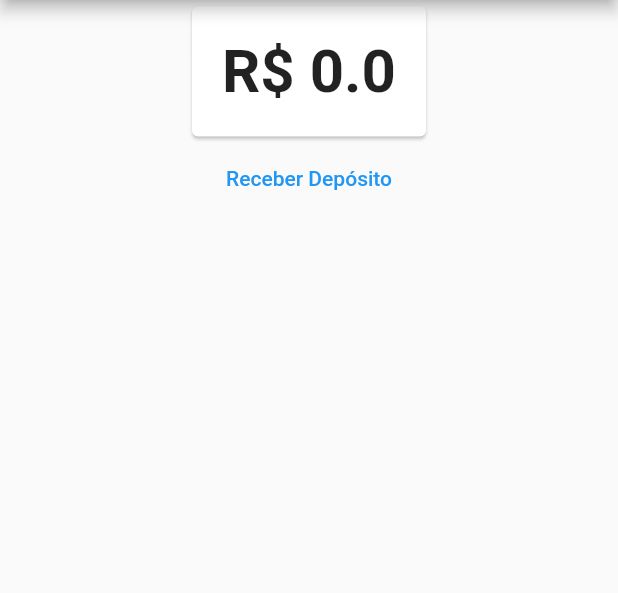
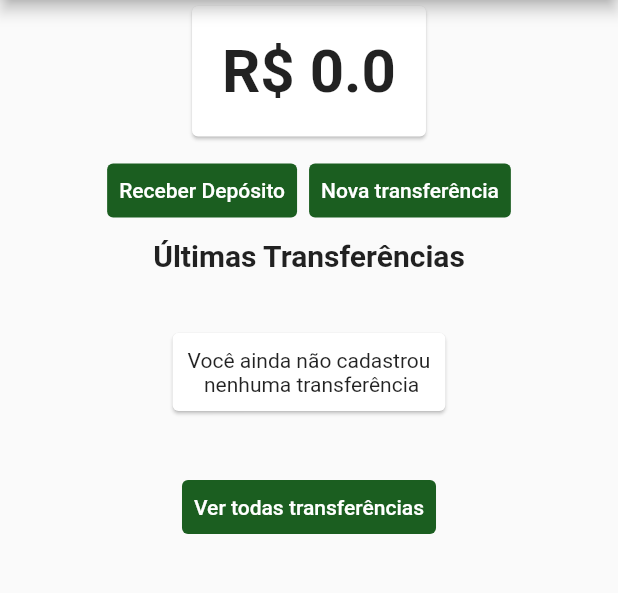
Before and after one commit to Jade-Oliveira/flutter_provider_alura, a Flutter app: the screen it shows after launch, on a phone screen of 412 x 824 dp, the part 84-677 px from its top. Run offline on Flutter 3.47's test engine with Material 2 defaults, Android fonts, the phone set to English and light mode, and no system bars.

Commit message:
App com provider finalizado

```diff
--- /dev/null
+++ b/bytebank/lib/models/transferencias.dart
@@ -0,0 +1,14 @@
+import 'package:bytebank/models/transferencia.dart';
+import 'package:flutter/material.dart';
+
+class Transferencias extends ChangeNotifier {
+  final List<Transferencia> _transferencias = [];
+
+  List<Transferencia> get transferencias => _transferencias;
+
+  adiciona(Transferencia novaTransferencia) {
+    transferencias.add(novaTransferencia);
+
+    notifyListeners();
+  }
+}
--- a/bytebank/lib/screens/dashboard/dashboard.dart
+++ b/bytebank/lib/screens/dashboard/dashboard.dart
@@ -1,5 +1,7 @@
 import 'package:bytebank/screens/dashboard/saldo.dart';
 import 'package:bytebank/screens/deposito/formulario.dart';
+import 'package:bytebank/screens/transferencia/formulario.dart';
+import 'package:bytebank/screens/transferencia/ultimas.dart';
 import 'package:flutter/material.dart';
 
 class Dashboard extends StatelessWidget {
@@ -18,8 +20,12 @@ class Dashboard extends StatelessWidget {
               child: SaldoCard(),
               alignment: Alignment.topCenter,
             ),
-            //para ter acesso ao saldo precisamos desse consumer do provider
+            ButtonBar(
+              alignment: MainAxisAlignment.center,
+              children: [
                 TextButton(
+                  style:
+                      TextButton.styleFrom(backgroundColor: Colors.green[900]),
                   onPressed: () {
                     Navigator.push(
                         context,
@@ -27,8 +33,29 @@ class Dashboard extends StatelessWidget {
                           builder: (context) => FormularioDeposito(),
                         ));
                   },
-              child: Text('Receber Depósito'),
+                  child: Text(
+                    'Receber Depósito',
+                    style: TextStyle(color: Colors.white),
+                  ),
+                ),
+                TextButton(
+                  style:
+                      TextButton.styleFrom(backgroundColor: Colors.green[900]),
+                  onPressed: () {
+                    Navigator.push(
+                        context,
+                        MaterialPageRoute(
+                          builder: (context) => FormularioTransferencia(),
+                        ));
+                  },
+                  child: Text(
+                    'Nova transferência',
+                    style: TextStyle(color: Colors.white),
+                  ),
                 )
+              ],
+            ),
+            UltimasTramsferencias()
           ],
         ));
   }
--- /dev/null
+++ b/bytebank/lib/screens/transferencia/ultimas.dart
@@ -0,0 +1,75 @@
+import 'package:bytebank/models/transferencias.dart';
+import 'package:bytebank/screens/transferencia/lista.dart';
+import 'package:flutter/material.dart';
+import 'package:provider/provider.dart';
+
+final _titulo = 'Últimas Transferências';
+
+class UltimasTramsferencias extends StatelessWidget {
+  const UltimasTramsferencias({Key? key}) : super(key: key);
+
+  @override
+  Widget build(BuildContext context) {
+    return Column(
+      children: [
+        Text(
+          _titulo,
+          style: TextStyle(fontWeight: FontWeight.bold, fontSize: 20),
+        ),
+        Consumer<Transferencias>(builder: (context, transferencias, child) {
+          //pega o array de transferências, invertendo e transformando novamente numa lista
+          final _ultimasTransferencias =
+              transferencias.transferencias.reversed.toList();
+          final _quantidade = transferencias.transferencias.length;
+          int tamanho = 2;
+
+          if (_quantidade == 0) {
+            return SemTransferenciaCadastratada();
+          }
+
+          if (_quantidade < 2) {
+            tamanho = _quantidade;
+          }
+          return ListView.builder(
+            padding: EdgeInsets.all(8),
+            itemCount: tamanho,
+            shrinkWrap: true,
+            itemBuilder: (context, indice) {
+              return ItemTransferencia(_ultimasTransferencias[indice]);
+            },
+          );
+        }),
+        TextButton(
+          style: TextButton.styleFrom(backgroundColor: Colors.green[900]),
+          onPressed: () {
+            Navigator.push(
+                context,
+                MaterialPageRoute(
+                  builder: (context) => ListaTranferencias(),
+                ));
+          },
+          child: Text(
+            'Ver todas transferências',
+            style: TextStyle(color: Colors.white),
+          ),
+        )
+      ],
+    );
+  }
+}
+
+class SemTransferenciaCadastratada extends StatelessWidget {
+  @override
+  Widget build(BuildContext context) {
+    return Card(
+      margin: EdgeInsets.all(40),
+      child: Padding(
+        padding: EdgeInsets.all(10),
+        child: Text(
+          'Você ainda não cadastrou\n nenhuma transferência',
+          textAlign: TextAlign.center,
+        ),
+      ),
+    );
+  }
+}
```
Also changed, not shown: bytebank/lib/main.dart (+11 -2 lines), bytebank/lib/models/transferencia.dart (+6 -3 lines), bytebank/lib/screens/transferencia/formulario.dart (+29 -15 lines), bytebank/lib/screens/transferencia/lista.dart (+15 -30 lines). Lines whose indentation alone changed are shown as unchanged.
